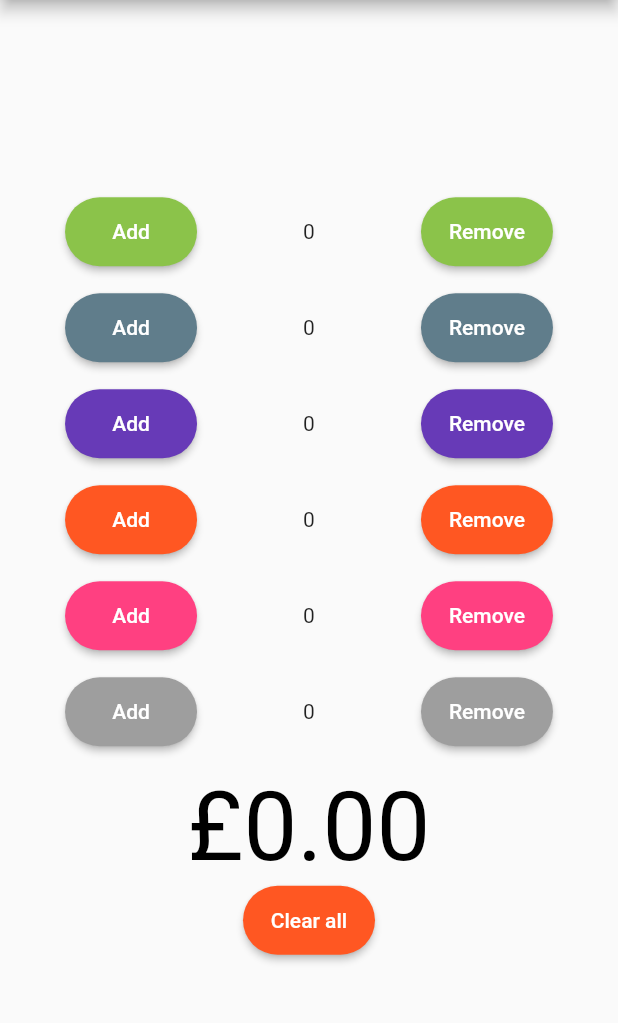
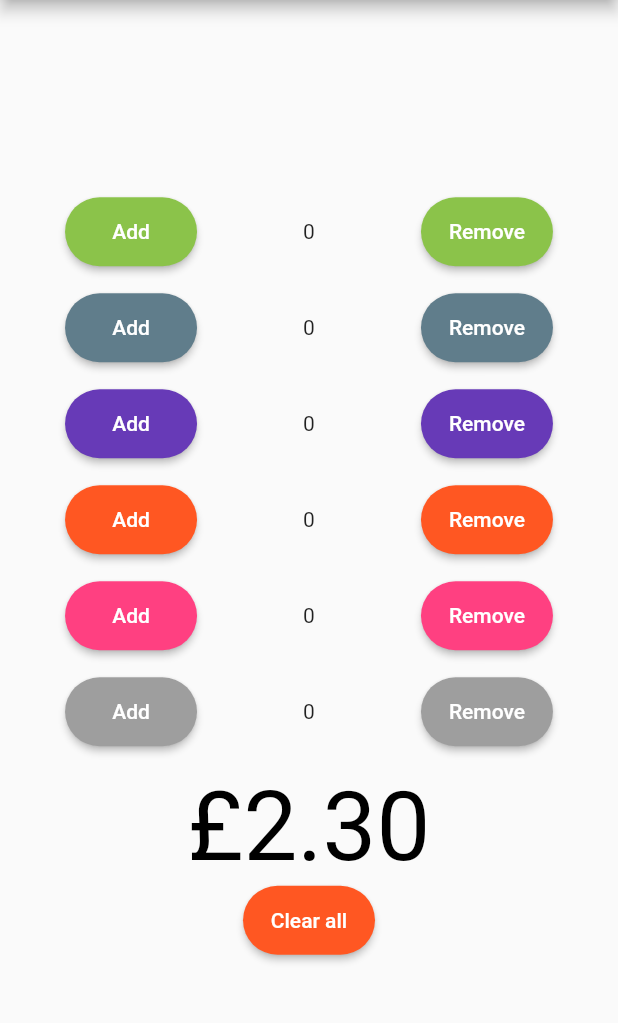
Before and after one commit to wrussell1999/yo-sushi-price-calculator-flutter, a Flutter app: the screen it shows after launch, after a tap on "Add", after a tap on "Remove", on a phone screen of 412 x 824 dp, the part 84-1107 px from its top. Run offline on Flutter 3.47's test engine with Material 2 defaults, Android fonts, the phone set to English and light mode, and no system bars.

Commit message:
Started to improve the add and remove
Reduce repeated code -> counters don't update

```diff
--- a/lib/main.dart
+++ b/lib/main.dart
@@ -37,7 +37,7 @@ class MyHomePage extends StatefulWidget {
 }
 
 class _MyHomePageState extends State<MyHomePage> {
-  double _totalValue = 0.00;
+  double _overallTotal = 0.00;
   int _greenTotal = 0;
   int _blueTotal = 0;
   int _purpleTotal = 0;
@@ -45,90 +45,26 @@ class _MyHomePageState extends State<MyHomePage> {
   int _pinkTotal = 0;
   int _greyTotal = 0;
 
-  void _add(double increase, String colour) {
+  int _add(double increase, int _typeTotal) {
     setState(() {
-      _totalValue += increase;
-      switch(colour) {
-        case "green": {
-          _greenTotal++;
-        }
-        break;
-        case "blue": {
-          _blueTotal++;
-        }
-        break;
-        case "purple": {
-          _purpleTotal++;
-        }
-        break;
-        case "orange": {
-          _orangeTotal++;
-        }
-        break;
-        case "pink": {
-          _pinkTotal++;
-        }
-        break;
-        case "grey": {
-          _greyTotal++;
-        }
-        break;
-      }
+      _overallTotal += increase;
+      _typeTotal++;
     });
+    return _typeTotal;
   }
 
-  void _remove(double decrease, String colour) {
-    setState(() {
-      switch(colour) {
-        case "green": {
-          if (_greenTotal != 0) {
-          _greenTotal--;
-          _totalValue -= decrease;
-          }
-        }
-        break;
-        case "blue": {
-          if (_blueTotal != 0) {
-            _blueTotal--;
-            _totalValue -= decrease;
-          }
-        }
-        break;
-        case "purple": {
-          if (_purpleTotal != 0) {
-            _purpleTotal--;
-            _totalValue -= decrease;
-          }
-        }
-        break;
-        case "orange": {
-          if (_orangeTotal != 0) {
-            _orangeTotal--;
-            _totalValue -= decrease;
-          }
-        }
-        break;
-        case "pink": {
-          if (_pinkTotal != 0) {
-            _pinkTotal--;
-            _totalValue -= decrease;
-          }
-        }
-        break;
-        case "grey": {
-          if (_greyTotal != 0) {
-            _greyTotal--;
-            _totalValue -= decrease;
-          }
-        }
-        break;
-      }
-    });
+  int _remove(double decrease, int _typeTotal) {
+    if (_typeTotal != 0) {
+      setState(() {
+        _typeTotal--;
+        _overallTotal -= decrease;
+      });
+    }
+    return _typeTotal;
   }
-
   void _clearAll() {
     setState(() {
-      _totalValue = 0.00;
+      _overallTotal = 0.00;
       _greenTotal = 0;
       _blueTotal = 0;
       _purpleTotal = 0;
@@ -148,18 +84,18 @@ class _MyHomePageState extends State<MyHomePage> {
           child: new Column(
           mainAxisAlignment: MainAxisAlignment.center,
           children: <Widget>[
-            new PlateRow(_add, _remove,"green", Colors.lightGreen, 2.30, _greenTotal),
-            new PlateRow(_add, _remove,"blue", Colors.blueGrey, 3.00, _blueTotal),
-            new PlateRow(_add, _remove,"purple", Colors.deepPurple, 4.00, _purpleTotal),
-            new PlateRow(_add, _remove,"orange", Colors.deepOrange, 4.50, _orangeTotal),
-            new PlateRow(_add, _remove,"pink", Colors.pinkAccent, 5.00, _pinkTotal),
-            new PlateRow(_add, _remove,"grey", Colors.grey, 5.50, _greyTotal),
+            new PlateRow(Colors.lightGreen, 2.30, _greenTotal, _add, _remove),
+            new PlateRow(Colors.blueGrey, 3.00, _blueTotal, _add, _remove),
+            new PlateRow(Colors.deepPurple, 4.00, _purpleTotal, _add, _remove),
+            new PlateRow(Colors.deepOrange, 4.50, _orangeTotal, _add, _remove),
+            new PlateRow(Colors.pinkAccent, 5.00, _pinkTotal, _add, _remove),
+            new PlateRow(Colors.grey, 5.50, _greyTotal, _add, _remove),
             Padding(
               padding: EdgeInsets.all(8.0),
               child: new Container(
                 child: new Column(children: <Widget>[
                   Text(
-                    "£" + _totalValue.toStringAsFixed(2),
+                    "£" + _overallTotal.toStringAsFixed(2),
                     style: new TextStyle(
                       fontSize: 64.0,
                       color: Colors.black,)
--- a/lib/plate-row.dart
+++ b/lib/plate-row.dart
@@ -3,13 +3,12 @@ import 'package:flutter/material.dart';
 
 class PlateRow extends StatelessWidget {
 
+  final colour;
+  final price;
+  var _typeTotal;
   final Function _add;
   final Function _remove;
-  var type;
-  var colour;
-  var price;
-  var _total;
-  PlateRow(this._add, this._remove, this.type, this.colour, this.price, this._total);
+  PlateRow(this.colour, this.price, this._typeTotal, this._add, this._remove);
 
   @override
   Widget build(BuildContext context) {
@@ -21,17 +20,17 @@ class PlateRow extends StatelessWidget {
           children: <Widget>[
           new RaisedButton(
             child: Text("Add"),
-            onPressed: () => _add(price, type),
+            onPressed: () => _typeTotal = _add(price, _typeTotal),
             color: colour,
             textColor: Colors.white,
             padding: EdgeInsets.fromLTRB(15, 15, 15, 15),
             shape: new RoundedRectangleBorder(borderRadius: new BorderRadius.circular(30.0)),
             splashColor: Colors.grey,
             ),
-          new Text("$_total",),
+          new Text("$_typeTotal",),
           new RaisedButton(
             child: Text("Remove"),
-            onPressed: () => _remove(price, type),
+            onPressed: () => _typeTotal = _remove(price, _typeTotal),
             color: colour,
             textColor: Colors.white,
             padding: EdgeInsets.fromLTRB(15, 15, 15, 15),
```
Also changed, not shown: 1 other file.
